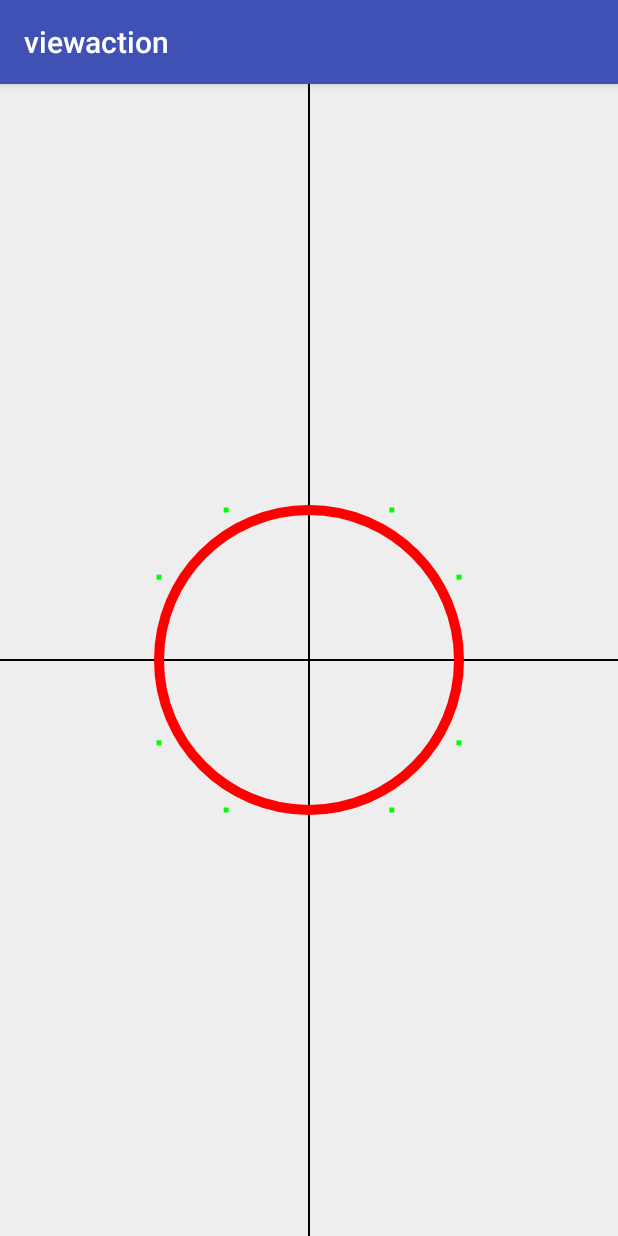
After one commit to LuckyCode1992/viewaction, an Android app: the TaoxinActivity screen opened directly, with no data from a screen before it, on a phone screen of 412 x 824 dp. The commit adds this screen. Run offline under Robolectric (Android 15) with nearby library versions, the phone set to English and light mode, and no system bars.

Commit message:
用path画圆

```diff
--- /dev/null
+++ b/app/src/main/java/com/justcode/hxl/viewaction/path/taoxin/MycycleView.kt
@@ -0,0 +1,131 @@
+package com.justcode.hxl.viewaction.path.taoxin
+
+import android.content.Context
+import android.util.AttributeSet
+import android.view.View
+import android.R.attr.y
+import android.R.attr.x
+import android.graphics.*
+import java.lang.Math.sqrt
+import java.lang.Math.tan
+
+
+class MycycleView @JvmOverloads constructor(context: Context, attrs: AttributeSet? = null, defStyleAttr: Int = 0) : View(context, attrs, defStyleAttr) {
+    var paint: Paint? = null
+    var mCenterX: Int = 0
+    var mCenterY: Int = 0
+
+    var mCirclePaint: Paint? = null
+    var mPointPaint: Paint? = null
+    var mControlPointPaint: Paint? = null
+    var mCircleRadius = 150
+
+    var mPointDatas: MutableList<PointF>? = null //放置四个数据点的集合
+    var mPointControlls: MutableList<PointF>? = null//方式8个控制点的集合
+
+    //控制点比例常量，数学问题，不用管
+    val CONTROL_POINT_Multiple = 4 * (sqrt(2.toDouble()) - 1) / 3
+
+    init {
+        paint = Paint()
+        paint?.let {
+            it.color = Color.BLACK
+            it.style = Paint.Style.FILL
+            it.isAntiAlias = true
+            it.strokeWidth = 2f
+        }
+        mCirclePaint = Paint()
+        mCirclePaint?.let {
+            it.setColor(Color.RED)
+            it.strokeWidth = 10f
+            it.style = Paint.Style.STROKE
+            it.isAntiAlias = true
+        }
+        mPointPaint = Paint()
+        mPointPaint?.let {
+            it.color = Color.BLUE
+            it.strokeWidth = 5f
+            it.style = Paint.Style.FILL
+            it.isAntiAlias = true
+        }
+        mControlPointPaint = Paint()
+        mControlPointPaint?.let {
+            it.color = Color.GREEN
+            it.strokeWidth = 5f
+            it.style = Paint.Style.FILL
+            it.isAntiAlias = true
+        }
+
+    }
+
+    override fun onSizeChanged(w: Int, h: Int, oldw: Int, oldh: Int) {
+        super.onSizeChanged(w, h, oldw, oldh)
+        //中心点
+        mCenterX = width / 2
+        mCenterY = height / 2
+
+        mPointDatas = ArrayList()
+        mPointControlls = ArrayList()
+        //数据点 集合
+        mPointDatas?.add(PointF(mCenterX.toFloat(), (mCenterY - mCircleRadius).toFloat()))
+        mPointDatas?.add(PointF((mCenterX + mCircleRadius).toFloat(), mCenterY.toFloat()))
+        mPointDatas?.add(PointF(mCenterX.toFloat(), (mCenterY + mCircleRadius).toFloat()))
+        mPointDatas?.add(PointF((mCenterX - mCircleRadius).toFloat(), mCenterY.toFloat()))
+        //控制点集合
+
+        mPointControlls?.let {
+
+            it.add(PointF((mCenterX + mCircleRadius * CONTROL_POINT_Multiple).toFloat(), (mCenterY - mCircleRadius).toFloat()))
+            it.add(PointF((mCenterX + mCircleRadius).toFloat(), (mCenterY - mCircleRadius * CONTROL_POINT_Multiple).toFloat()))
+
+            it.add(PointF((mCenterX + mCircleRadius).toFloat(), (mCenterY + mCircleRadius * CONTROL_POINT_Multiple).toFloat()))
+            it.add(PointF((mCenterX + mCircleRadius * CONTROL_POINT_Multiple).toFloat(), (mCenterY + mCircleRadius).toFloat()))
+
+            it.add(PointF((mCenterX - mCircleRadius * CONTROL_POINT_Multiple).toFloat(), (mCenterY + mCircleRadius).toFloat()))
+            it.add(PointF((mCenterX - mCircleRadius).toFloat(), (mCenterY + mCircleRadius * CONTROL_POINT_Multiple).toFloat()))
+
+            it.add(PointF((mCenterX - mCircleRadius).toFloat(), (mCenterY - mCircleRadius * CONTROL_POINT_Multiple).toFloat()))
+            it.add(PointF((mCenterX - mCircleRadius * CONTROL_POINT_Multiple).toFloat(), (mCenterY - mCircleRadius).toFloat()))
+        }
+
+    }
+
+    override fun onDraw(canvas: Canvas?) {
+        super.onDraw(canvas)
+//        画坐标系
+        canvas?.let {
+            canvas.save()
+            //绘制x，y轴坐标系
+            canvas.drawLine(mCenterX!!.toFloat(), 0f, mCenterX!!.toFloat(), height.toFloat(), paint)
+            canvas.drawLine(0f, mCenterY!!.toFloat(), width.toFloat(), mCenterY!!.toFloat(), paint)
+
+            //绘制数据点
+            mPointDatas?.forEach {
+                canvas.drawPoint(it.x, it.y, mPointPaint)
+            }
+            //绘制控制点
+            mPointControlls?.forEach {
+                canvas.drawPoint(it.x, it.y, mControlPointPaint)
+            }
+
+            //path画圆
+            val pathCircle = Path()
+            //移动到第一个数据点
+            pathCircle.moveTo(mPointDatas!![0].x, mPointDatas!![0].y)
+            mPointDatas?.let {
+                for (i in 0 until it.size) {
+                    if (i == it.size - 1) {
+                        pathCircle.cubicTo(mPointControlls!![2 * i].x, mPointControlls!![2 * i].y, mPointControlls!![2 * i + 1].x, mPointControlls!![2 * i + 1].y, mPointDatas!![0].x, mPointDatas!![0].y)
+                    } else {
+                        pathCircle.cubicTo(mPointControlls!![2 * i].x, mPointControlls!![2 * i].y, mPointControlls!![2 * i + 1].x, mPointControlls!![2 * i + 1].y, mPointDatas!![i + 1].x, mPointDatas!![i + 1].y)
+                    }
+                }
+            }
+
+            canvas.drawPath(pathCircle, mCirclePaint)
+            canvas.restore()
+        }
+
+    }
+
+}
--- /dev/null
+++ b/app/src/main/java/com/justcode/hxl/viewaction/path/taoxin/TaoxinActivity.kt
@@ -0,0 +1,13 @@
+package com.justcode.hxl.viewaction.path.taoxin
+
+import android.support.v7.app.AppCompatActivity
+import android.os.Bundle
+import com.justcode.hxl.viewaction.R
+
+class TaoxinActivity : AppCompatActivity() {
+
+    override fun onCreate(savedInstanceState: Bundle?) {
+        super.onCreate(savedInstanceState)
+        setContentView(R.layout.activity_taoxin)
+    }
+}
--- /dev/null
+++ b/app/src/main/res/layout/activity_taoxin.xml
@@ -0,0 +1,14 @@
+<?xml version="1.0" encoding="utf-8"?>
+<RelativeLayout xmlns:android="http://schemas.android.com/apk/res/android"
+    xmlns:app="http://schemas.android.com/apk/res-auto"
+    xmlns:tools="http://schemas.android.com/tools"
+    android:layout_width="match_parent"
+    android:layout_height="match_parent"
+    android:background="#eeeeee"
+    tools:context=".path.taoxin.TaoxinActivity">
+
+    <com.justcode.hxl.viewaction.path.taoxin.MycycleView
+        android:layout_width="match_parent"
+        android:layout_height="match_parent" />
+
+</RelativeLayout>
```
Also changed, not shown: app/src/main/AndroidManifest.xml (+14 -1 lines), app/src/main/java/com/justcode/hxl/viewaction/MainActivity.kt (+7 -0 lines), app/src/main/java/com/justcode/hxl/viewaction/remoteview/MyAppWidgetProvider.kt (added, +91 -0 lines), app/src/main/res/layout/activity_main.xml (+9 -0 lines), app/src/main/res/layout/widget.xml (added, +11 -0 lines), app/src/main/res/xml/appwidget_provider_info.xml (added, +9 -0 lines).
